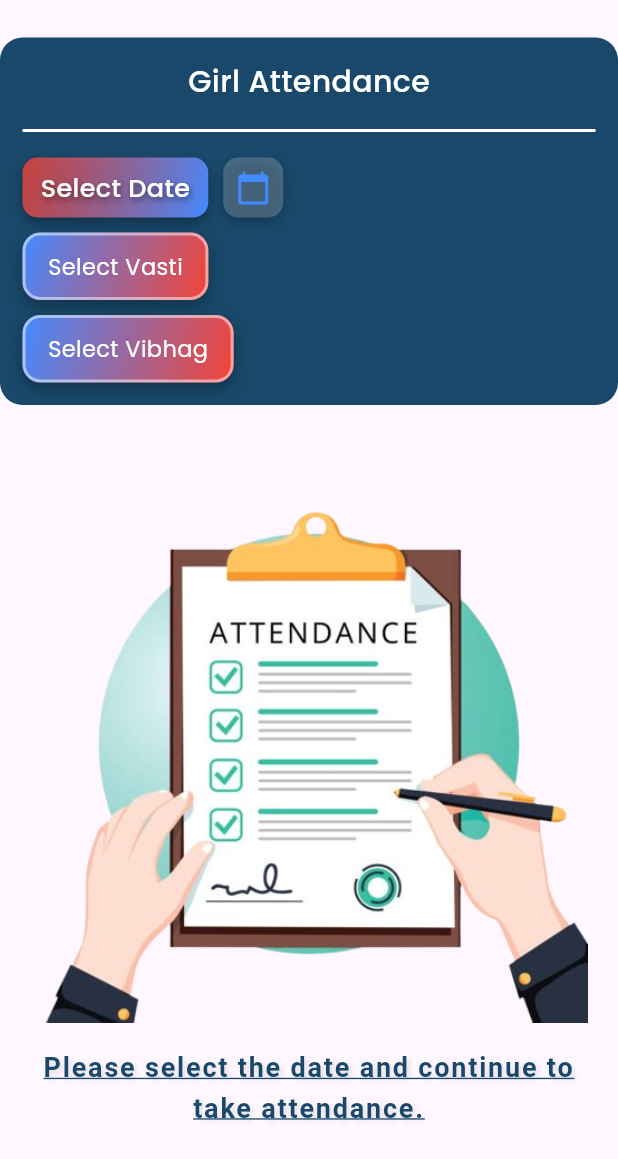
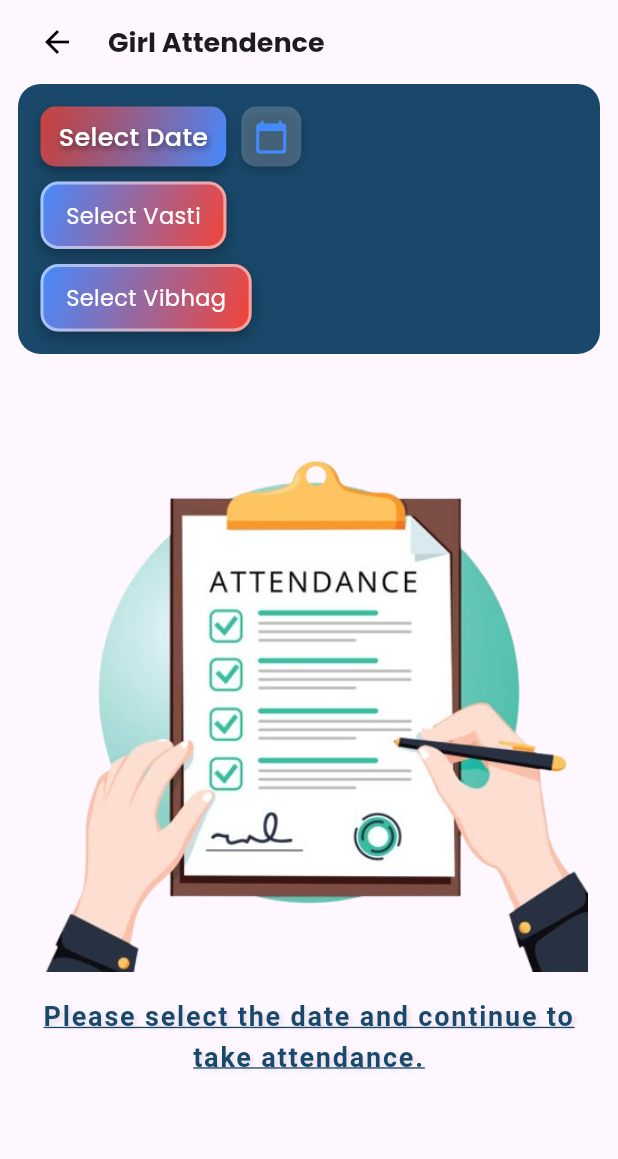
Before and after one commit to ganeshgodase4594/KVP-Project, a Flutter app: the HomeScreen screen opened directly, after a tap on "Attendence", on a phone screen of 412 x 824 dp. Shown: the top 1159 px of the screen. Run offline on Flutter 3.47's test engine with Material 3 defaults, Android fonts, the phone set to English and light mode, and no system bars; our stand-ins replace cloud_firestore, curved_navigation_bar, file_picker, firebase_auth, firebase_core, get and 4 more; missing offline and left inert: svg_image; accounts and stored records are empty.

Commit message:
added profile section and some design changes

```diff
--- a/kvp/lib/screen/attendencepage.dart
+++ b/kvp/lib/screen/attendencepage.dart
@@ -43,12 +43,30 @@ class _AttendencePageState extends State<AttendencePage> {
     final vastiProvider = Provider.of<VastiProvider>(context, listen: false);
 
     return Scaffold(
+      appBar: AppBar(
+        leading: IconButton(
+          padding: const EdgeInsets.only(left: 20),
+          icon: const Icon(Icons.arrow_back,
+              color: Colors.black), // Custom icon and color
+          onPressed: () {
+            Navigator.pop(context); // Navigate back
+          },
+        ),
+        title: Text(
+          "Girl Attendence",
+          style: GoogleFonts.poppins(
+            fontWeight: FontWeight.w700,
+            fontSize: 18,
+          ),
+        ),
+      ),
       body: Column(
         crossAxisAlignment: CrossAxisAlignment.start,
         mainAxisAlignment: MainAxisAlignment.start,
         children: [
-          const SizedBox(height: 25),
-          Container(
+          Padding(
+            padding: const EdgeInsets.symmetric(horizontal: 12),
+            child: Container(
               decoration: BoxDecoration(
                 color: const Color.fromRGBO(25, 72, 106, 1.0),
                 borderRadius: BorderRadius.circular(15),
@@ -58,26 +76,6 @@ class _AttendencePageState extends State<AttendencePage> {
                 child: Column(
                   crossAxisAlignment: CrossAxisAlignment.start,
                   children: [
-                  Row(
-                    crossAxisAlignment: CrossAxisAlignment.center,
-                    mainAxisAlignment: MainAxisAlignment.center,
-                    children: [
-                      Container(),
-                      Center(
-                        child: Text(
-                          "Girl Attendance",
-                          style: GoogleFonts.poppins(
-                            color: Colors.white,
-                            fontSize: 20,
-                            fontWeight: FontWeight.w500,
-                          ),
-                        ),
-                      ),
-                    ],
-                  ),
-                  const SizedBox(height: 10),
-                  const Divider(color: Colors.white, thickness: 2),
-                  const SizedBox(height: 10),
                     Row(
                       crossAxisAlignment: CrossAxisAlignment.start,
                       mainAxisAlignment: MainAxisAlignment.start,
@@ -184,7 +182,8 @@ class _AttendencePageState extends State<AttendencePage> {
                                 ),
                               ],
                               border: Border.all(
-                                color: Colors.white.withOpacity(0.5), width: 2),
+                                  color: Colors.white.withOpacity(0.5),
+                                  width: 2),
                             ),
                             child: Consumer<VastiProvider>(
                               builder: (context, value, child) {
@@ -243,7 +242,8 @@ class _AttendencePageState extends State<AttendencePage> {
                                 ),
                               ],
                               border: Border.all(
-                                color: Colors.white.withOpacity(0.5), width: 2),
+                                  color: Colors.white.withOpacity(0.5),
+                                  width: 2),
                             ),
                             child: Consumer<VastiProvider>(
                               builder: (context, value, child) {
@@ -276,6 +276,7 @@ class _AttendencePageState extends State<AttendencePage> {
                       ],
                     ),
                   ],
+                ),
               ),
             ),
           ),
--- a/kvp/lib/screen/homepage.dart
+++ b/kvp/lib/screen/homepage.dart
@@ -4,6 +4,8 @@ import 'package:flutter/material.dart';
 import 'package:google_fonts/google_fonts.dart';
 import 'package:kvp/screen/homescreen.dart';
 import 'package:permission_handler/permission_handler.dart';
+
+import 'navigation/bottom_navigation.dart';
 
 class Homepage extends StatefulWidget {
   const Homepage({super.key});
@@ -91,7 +93,8 @@ class _HomepageState extends State<Homepage> {
               onTap: () {
                 Navigator.push(
                   context,
-                  MaterialPageRoute(builder: (context) => const HomeScreen()),
+                  MaterialPageRoute(
+                      builder: (context) => const BottomNavigation()),
                 );
               },
               child: Container(
--- a/kvp/lib/screen/homescreen.dart
+++ b/kvp/lib/screen/homescreen.dart
@@ -1,9 +1,7 @@
 import 'package:firebase_auth/firebase_auth.dart';
 import 'package:flutter/material.dart';
 import 'package:google_fonts/google_fonts.dart';
-import 'package:google_sign_in/google_sign_in.dart';
 import 'package:kvp/screen/attendencepage.dart';
-import 'package:kvp/screen/login/signin.dart';
 import 'package:kvp/screen/registerform.dart';
 import 'assesment.dart';
 import 'nutritionpage.dart';
@@ -56,40 +54,15 @@ class _HomeScreenState extends State<HomeScreen>
         child: Column(
           crossAxisAlignment: CrossAxisAlignment.start,
           children: [
-            const SizedBox(height: 80),
-            Row(
-              children: [
+            const SizedBox(
+              height: 20,
+            ),
             Text(
               "Welcome !",
               style: GoogleFonts.poppins(
                 fontWeight: FontWeight.w700,
                 fontSize: 20,
               ),
-                ),
-                const Spacer(),
-                GestureDetector(
-                  onTap: () async {
-                    FirebaseAuth.instance.signOut();
-                    GoogleSignIn googleSignIn = GoogleSignIn();
-                    await googleSignIn.signOut();
-                    ScaffoldMessenger.of(context).showSnackBar(
-                      const SnackBar(
-                        content: Text('Loged out of Successfully!'),
-                        backgroundColor: Colors.green,
-                        duration: Duration(seconds: 2),
-                      ),
-                    );
-                    Navigator.push(
-                        context,
-                        MaterialPageRoute(
-                            builder: (context) => const SignIn()));
-                  },
-                  child: const Icon(
-                    Icons.logout,
-                    size: 30,
-                  ),
-                )
-              ],
             ),
             const SizedBox(height: 5),
             Text(
@@ -99,7 +72,7 @@ class _HomeScreenState extends State<HomeScreen>
                 fontSize: 20,
               ),
             ),
-            const SizedBox(height: 40),
+            const SizedBox(height: 20),
             Expanded(
               child: GridView.builder(
                 gridDelegate: const SliverGridDelegateWithFixedCrossAxisCount(
--- a/kvp/pubspec.yaml
+++ b/kvp/pubspec.yaml
@@ -50,6 +50,8 @@ dependencies:
   svg_image: ^0.0.4
   firebase_auth: ^5.3.0
   google_sign_in: ^6.2.1
+  curved_navigation_bar: ^1.0.6
+  file_picker: ^8.1.2
 
 dev_dependencies:
   flutter_test:
```
Also changed, not shown: kvp/lib/screen/assesmendata.dart (+16 -19 lines), kvp/lib/screen/assesment.dart (+23 -18 lines), kvp/lib/screen/navigation/bottom_navigation.dart (added, +46 -0 lines), kvp/lib/screen/profilepage.dart (added, +223 -0 lines), kvp/lib/screen/registerform.dart (+17 -15 lines), kvp/assets/images/imageicon.png (added), kvp/assets/images/profile1.jpg (added), kvp/pubspec.lock. Lines whose indentation alone changed are shown as unchanged.
